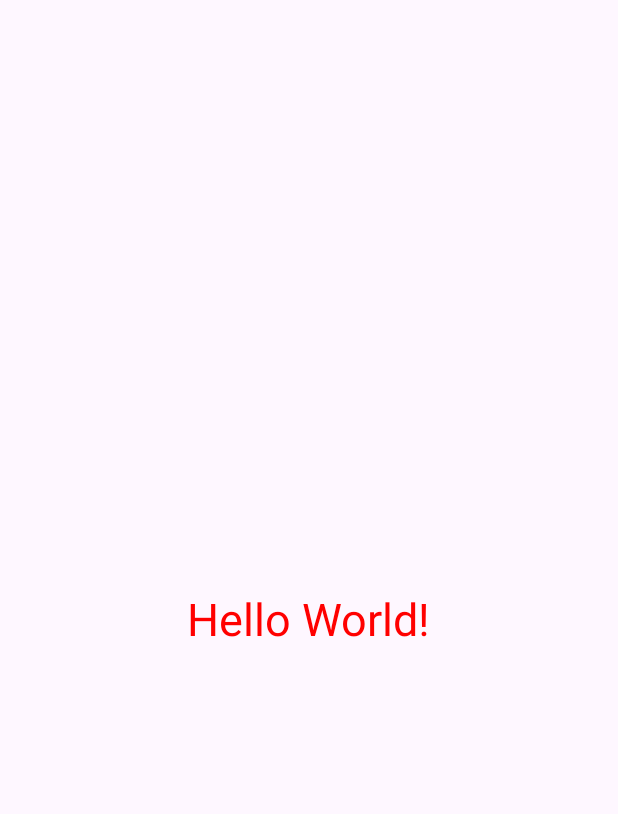
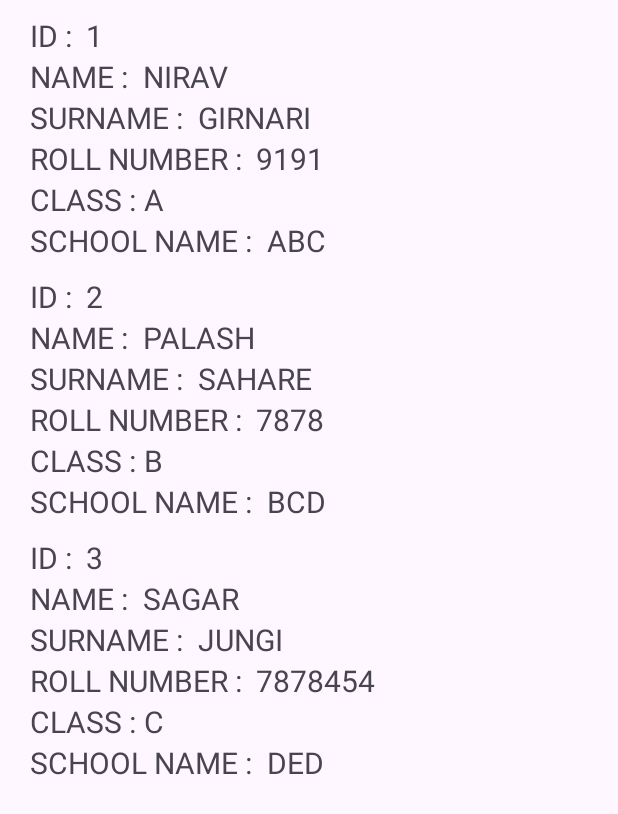
Before and after one commit to nirav131196/LearningApp4, an Android app: the screen it shows after launch (MainActivity before the commit, RecyclerViewActivity after it), on a phone screen of 412 x 824 dp. Shown: the top 814 px of the screen. Run offline under Robolectric (Android 15) with nearby library versions, the phone set to English and light mode, and no system bars.

Commit message:
commit on 7:29

```diff
--- a/MyApp2/app/src/main/java/com/example/myapp/MainActivity.java
+++ b/MyApp2/app/src/main/java/com/example/myapp/MainActivity.java
@@ -16,9 +16,7 @@ public class MainActivity extends AppCompatActivity {
         super.onCreate(savedInstanceState);
         setContentView(R.layout.activity_main);
 
-
         Log.e("ACTIVITY STATE","ON CREATE");
-
     }
 
     @Override
--- /dev/null
+++ b/MyApp2/app/src/main/java/com/example/myapp/MyListAdapter.java
@@ -0,0 +1,65 @@
+package com.example.myapp;
+
+import android.view.LayoutInflater;
+import android.view.View;
+import android.view.ViewGroup;
+import android.widget.TextView;
+
+import androidx.annotation.NonNull;
+import androidx.recyclerview.widget.RecyclerView;
+
+public class MyListAdapter extends RecyclerView.Adapter<MyListAdapter.ViewHolder> {
+
+
+    private listData[] listData;
+
+    public MyListAdapter(listData[] listdata) {
+
+        this.listData = listdata;
+
+    }
+
+    @NonNull
+    @Override
+    public ViewHolder onCreateViewHolder(@NonNull ViewGroup parent, int viewType) {
+
+        LayoutInflater layoutInflater  = LayoutInflater.from(parent.getContext());
+        View listItem = layoutInflater.inflate(R.layout.students_info_list_design,parent,false);
+        ViewHolder viewHolder = new ViewHolder(listItem);
+        return viewHolder;
+    }
+
+    @Override
+    public void onBindViewHolder(@NonNull ViewHolder holder, int position) {
+        final listData listData1 = listData[position];
+        holder.id.setText(listData1.getStudentId());
+        holder.name.setText(listData1.getName());
+        holder.surname.setText(listData1.getSurname());
+        holder.rollNumber.setText(listData1.getRollNumber());
+        holder.className.setText(listData1.getClassName());
+        holder.schoolName.setText(listData1.getSchoolName());
+
+
+    }
+
+    @Override
+    public int getItemCount() {
+        return listData.length;
+    }
+
+    class ViewHolder extends RecyclerView.ViewHolder{
+
+        TextView id,name,surname,rollNumber,className,schoolName;
+
+        public ViewHolder(@NonNull View itemView) {
+            super(itemView);
+
+            this.id = (TextView) itemView.findViewById(R.id.dataStudentId);
+            this.name = (TextView) itemView.findViewById(R.id.dataName);
+            this.surname = (TextView) itemView.findViewById(R.id.dataSurname);
+            this.rollNumber = (TextView) itemView.findViewById(R.id.dataRollNumber);
+            this.className = (TextView) itemView.findViewById(R.id.dataClassName);
+            this.schoolName = (TextView) itemView.findViewById(R.id.dataSchoolName);
+        }
+    }
+}
--- /dev/null
+++ b/MyApp2/app/src/main/java/com/example/myapp/RecyclerViewActivity.java
@@ -0,0 +1,37 @@
+package com.example.myapp;
+
+import android.os.Bundle;
+
+import androidx.activity.EdgeToEdge;
+import androidx.appcompat.app.AppCompatActivity;
+import androidx.core.graphics.Insets;
+import androidx.core.view.ViewCompat;
+import androidx.core.view.WindowInsetsCompat;
+import androidx.recyclerview.widget.LinearLayoutManager;
+import androidx.recyclerview.widget.RecyclerView;
+
+public class RecyclerViewActivity extends AppCompatActivity {
+
+    @Override
+    protected void onCreate(Bundle savedInstanceState) {
+        super.onCreate(savedInstanceState);
+
+        setContentView(R.layout.activity_recycler_view);
+
+        listData[] list = new listData[]{
+
+                new listData("1","NIRAV","GIRNARI","9191","A","ABC"),
+                new listData("2","PALASH","SAHARE","7878","B","BCD"),
+                new listData("3","SAGAR","JUNGI","7878454","C","DED"),
+        };
+
+        RecyclerView recyclerView = (RecyclerView) findViewById(R.id.dateRecyclerView);
+        MyListAdapter adapter = new MyListAdapter(list);
+        recyclerView.setHasFixedSize(true);
+        recyclerView.setLayoutManager(new LinearLayoutManager(this));
+        recyclerView.setAdapter(adapter);
+    }
+
+
+
+}
--- /dev/null
+++ b/MyApp2/app/src/main/java/com/example/myapp/listData.java
@@ -0,0 +1,59 @@
+package com.example.myapp;
+
+public class listData {
+
+    String studentId;
+    String name;
+    String surname;
+    String rollNumber;
+    String className;
+    String schoolName;
+
+    public listData(String studentId, String name, String surname, String rollNumber, String className, String schoolName) {
+        this.studentId = studentId;
+        this.name = name;
+        this.surname = surname;
+        this.rollNumber = rollNumber;
+        this.className = className;
+        this.schoolName = schoolName;
+    }
+
+
+
+
+    public String getStudentId() {
+        return studentId;
+    }
+
+
+
+    public String getName() {
+        return name;
+    }
+
+
+
+    public String getSurname() {
+        return surname;
+    }
+
+
+
+    public String getRollNumber() {
+        return rollNumber;
+    }
+
+
+
+    public String getClassName() {
+        return className;
+    }
+
+
+
+    public String getSchoolName() {
+        return schoolName;
+    }
+
+
+}
--- a/MyApp2/app/src/main/res/layout/activity_main.xml
+++ b/MyApp2/app/src/main/res/layout/activity_main.xml
@@ -7,15 +7,71 @@
     android:layout_height="match_parent"
     tools:context=".MainActivity">
 
+
+    <TextView
+        android:id="@+id/first"
+        android:layout_width="wrap_content"
+        android:layout_height="wrap_content"
+        android:text="Hello"
+        android:textSize="30dp"
+        android:layout_margin="20dp"
+        android:textColor="@color/red"
+        app:layout_constraintTop_toTopOf="parent"
+        app:layout_constraintBottom_toBottomOf="parent"
+        app:layout_constraintLeft_toLeftOf="parent"
+        app:layout_constraintRight_toRightOf="parent"
+        />
+
     <TextView
         android:layout_width="wrap_content"
         android:layout_height="wrap_content"
-        android:text="Hello World!"
+        android:text="SECOND"
         android:textSize="30dp"
         android:textColor="@color/red"
+        app:layout_constraintTop_toTopOf="parent"
         app:layout_constraintBottom_toBottomOf="parent"
-        app:layout_constraintEnd_toEndOf="parent"
-        app:layout_constraintStart_toStartOf="parent"
-        app:layout_constraintTop_toTopOf="parent" />
+        app:layout_constraintRight_toLeftOf="@+id/first"
+        />
 
+    <TextView
+        android:layout_width="wrap_content"
+        android:layout_height="wrap_content"
+        android:text="THIRD"
+        android:textSize="30dp"
+        android:textColor="@color/red"
+        app:layout_constraintTop_toTopOf="parent"
+        app:layout_constraintBottom_toBottomOf="parent"
+        app:layout_constraintLeft_toRightOf="@+id/first"
+        />
+
+    <TextView
+        android:layout_width="wrap_content"
+        android:layout_height="wrap_content"
+        android:text="FORTH"
+        android:textSize="30dp"
+        android:textColor="@color/red"
+        app:layout_constraintBottom_toTopOf="@+id/first"
+        app:layout_constraintLeft_toLeftOf="parent"
+        app:layout_constraintRight_toRightOf="parent"
+        />
+
+    <TextView
+        android:layout_width="wrap_content"
+        android:layout_height="wrap_content"
+        android:text="FORTH"
+        android:textSize="30dp"
+        android:textColor="@color/red"
+        app:layout_constraintTop_toBottomOf="@+id/first"
+        app:layout_constraintLeft_toLeftOf="parent"
+        app:layout_constraintRight_toRightOf="parent"
+        />
+
+    <EditText
+        android:id="@+id/editTextTextPassword"
+        android:layout_width="wrap_content"
+        android:layout_height="wrap_content"
+        android:ems="10"
+        android:inputType="textPassword"
+        tools:layout_editor_absoluteX="185dp"
+        tools:layout_editor_absoluteY="167dp" />
 </androidx.constraintlayout.widget.ConstraintLayout>
--- /dev/null
+++ b/MyApp2/app/src/main/res/layout/activity_recycler_view.xml
@@ -0,0 +1,18 @@
+<?xml version="1.0" encoding="utf-8"?>
+<androidx.constraintlayout.widget.ConstraintLayout xmlns:android="http://schemas.android.com/apk/res/android"
+    xmlns:app="http://schemas.android.com/apk/res-auto"
+    xmlns:tools="http://schemas.android.com/tools"
+    android:id="@+id/main"
+    android:layout_width="match_parent"
+    android:layout_height="match_parent"
+    tools:context=".RecyclerViewActivity">
+
+    <androidx.recyclerview.widget.RecyclerView
+        android:id="@+id/dateRecyclerView"
+        android:layout_width="match_parent"
+        android:layout_height="match_parent"
+        app:layout_constraintTop_toTopOf="parent"
+        app:layout_constraintBottom_toBottomOf="parent"
+        app:layout_constraintLeft_toLeftOf="parent"
+        app:layout_constraintRight_toRightOf="parent"/>
+</androidx.constraintlayout.widget.ConstraintLayout>
--- /dev/null
+++ b/MyApp2/app/src/main/res/layout/students_info_list_design.xml
@@ -0,0 +1,113 @@
+<?xml version="1.0" encoding="utf-8"?>
+<androidx.constraintlayout.widget.ConstraintLayout xmlns:android="http://schemas.android.com/apk/res/android"
+    android:layout_width="match_parent"
+    android:layout_height="wrap_content"
+    android:paddingLeft="20dp"
+    android:paddingRight="20dp"
+    android:paddingTop="10dp"
+    xmlns:app="http://schemas.android.com/apk/res-auto">
+
+    <TextView
+        android:id="@+id/StudentId"
+        android:layout_width="wrap_content"
+        android:layout_height="wrap_content"
+        app:layout_constraintTop_toTopOf="parent"
+        app:layout_constraintLeft_toLeftOf="parent"
+        android:layout_marginEnd="25dp"
+        android:textSize="20dp"
+        android:text="ID :  "/>
+    <TextView
+        android:id="@+id/name"
+        android:layout_width="wrap_content"
+        android:layout_height="wrap_content"
+        app:layout_constraintTop_toBottomOf="@+id/StudentId"
+        app:layout_constraintLeft_toLeftOf="parent"
+        android:layout_marginEnd="25dp"
+        android:textSize="20dp"
+        android:text="NAME :  "/>
+    <TextView
+        android:id="@+id/surname"
+        android:layout_width="wrap_content"
+        android:layout_height="wrap_content"
+        app:layout_constraintTop_toBottomOf="@+id/name"
+        app:layout_constraintLeft_toLeftOf="parent"
+        android:textSize="20dp"
+        android:layout_marginEnd="25dp"
+        android:text="SURNAME :  "/>
+    <TextView
+        android:id="@+id/rollNumber"
+        android:layout_width="wrap_content"
+        android:layout_height="wrap_content"
+        app:layout_constraintTop_toBottomOf="@+id/surname"
+        app:layout_constraintLeft_toLeftOf="parent"
+        android:textSize="20dp"
+        android:text="ROLL NUMBER :  "/>
+    <TextView
+        android:id="@+id/className"
+        android:layout_width="wrap_content"
+        android:layout_height="wrap_content"
+        android:layout_marginEnd="25dp"
+        app:layout_constraintTop_toBottomOf="@+id/rollNumber"
+        app:layout_constraintLeft_toLeftOf="parent"
+        android:textSize="20dp"
+        android:text="CLASS : "/>
+    <TextView
+        android:id="@+id/schoolName"
+        android:layout_width="wrap_content"
+        android:layout_height="wrap_content"
+        app:layout_constraintTop_toBottomOf="@+id/className"
+        app:layout_constraintLeft_toLeftOf="parent"
+        android:textSize="20dp"
+        android:layout_marginEnd="25dp"
+        android:text="SCHOOL NAME :  "/>
+
+    <TextView
+        android:id="@+id/dataStudentId"
+        android:layout_width="wrap_content"
+        android:layout_height="wrap_content"
+        app:layout_constraintTop_toTopOf="parent"
+       app:layout_constraintLeft_toRightOf="@+id/StudentId"
+        android:textSize="20dp"
+        android:text="--"/>
+    <TextView
+        android:id="@+id/dataName"
+        android:layout_width="wrap_content"
+        android:layout_height="wrap_content"
+        app:layout_constraintTop_toBottomOf="@+id/StudentId"
+        app:layout_constraintLeft_toRightOf="@+id/name"
+        android:textSize="20dp"
+        android:text="--"/>
+    <TextView
+        android:id="@+id/dataSurname"
+        android:layout_width="wrap_content"
+        android:layout_height="wrap_content"
+        app:layout_constraintTop_toBottomOf="@+id/name"
+        app:layout_constraintLeft_toRightOf="@+id/surname"
+        android:textSize="20dp"
+        android:text="--"/>
+    <TextView
+        android:id="@+id/dataRollNumber"
+        android:layout_width="wrap_content"
+        android:layout_height="wrap_content"
+        app:layout_constraintTop_toBottomOf="@+id/surname"
+        app:layout_constraintLeft_toRightOf="@+id/rollNumber"
+        android:textSize="20dp"
+        android:text="--"/>
+    <TextView
+        android:id="@+id/dataClassName"
+        android:layout_width="wrap_content"
+        android:layout_height="wrap_content"
+        app:layout_constraintTop_toBottomOf="@+id/rollNumber"
+        app:layout_constraintLeft_toRightOf="@+id/className"
+        android:textSize="20dp"
+        android:text="--"/>
+    <TextView
+        android:id="@+id/dataSchoolName"
+        android:layout_width="wrap_content"
+        android:layout_height="wrap_content"
+        app:layout_constraintTop_toBottomOf="@+id/className"
+        app:layout_constraintLeft_toRightOf="@+id/schoolName"
+        android:textSize="20dp"
+        android:text="--"/>
+
+</androidx.constraintlayout.widget.ConstraintLayout>
```
Also changed, not shown: MyApp2/app/src/main/AndroidManifest.xml (+6 -1 lines).
